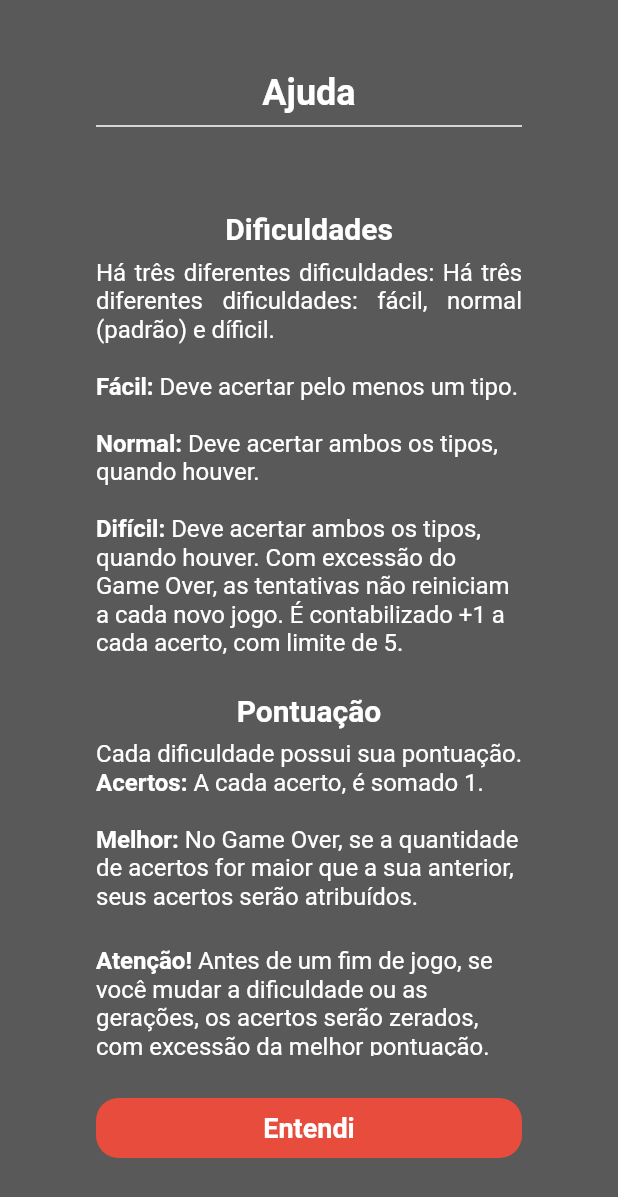
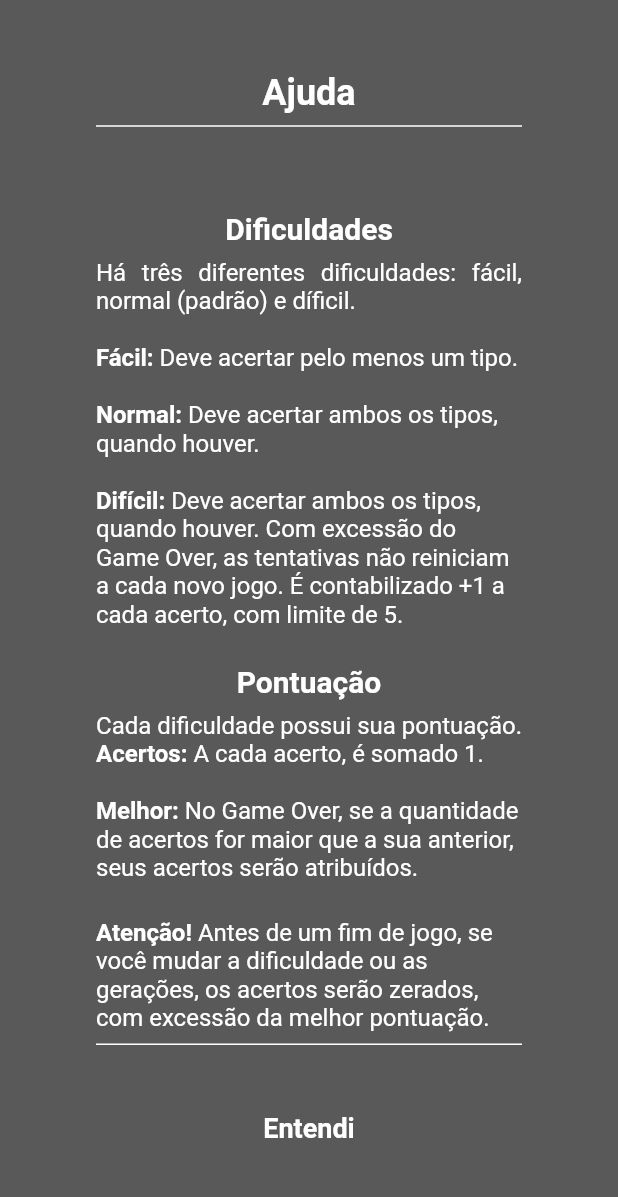
Before and after one commit to armindomatheus/PokeType-Flutter, a Flutter app: the ModalHelp widget shown alone on an empty page, opened directly, scrolled down 302 dp, on a phone screen of 412 x 824 dp. Shown: the top 1197 px of the screen. Run offline on Flutter 3.47's test engine with Material 3 defaults, Android fonts, the phone set to English and light mode, and no system bars; our stand-ins replace hive, hive_flutter, signals; missing offline and left inert: universal_html; accounts and stored records are empty; network calls fail.

Commit message:
fix: configurações nao sendo salvas; change: cor do botao do modal de ajuda alterado para cor secundária

```diff
--- a/lib/design/modal_help/modal_help.dart
+++ b/lib/design/modal_help/modal_help.dart
@@ -24,7 +24,7 @@ class _ModalHelpState extends State<ModalHelp> {
       Padding(padding: EdgeInsets.all(12)),
       _subTitle("Dificuldades"),
       _content(
-        'Há três diferentes dificuldades: Há três diferentes dificuldades: fácil, normal (padrão) e díficil.',
+        'Há três diferentes dificuldades: fácil, normal (padrão) e díficil.',
         align: TextAlign.justify,
       ),
     ];
@@ -98,7 +98,7 @@ class _ModalHelpState extends State<ModalHelp> {
               Navigator.of(context).pop();
             },
             style: TextButton.styleFrom(
-              backgroundColor: Theme.of(context).colorScheme.primary,
+              backgroundColor: Theme.of(context).colorScheme.secondary,
               foregroundColor: Colors.white,
               textStyle:
                   const TextStyle(fontSize: 18, fontWeight: FontWeight.bold),
--- a/lib/main.dart
+++ b/lib/main.dart
@@ -10,7 +10,6 @@ void main() async {
 
 _checkIfFirstTimeUser() async {
   await Hive.initFlutter();
-  await Hive.deleteBoxFromDisk("settings");
   final settingsBox = await Hive.openBox("settings");
   bool isFirstTime = settingsBox.get("isFirstTime") ?? true;
   if (isFirstTime == true) {
```
